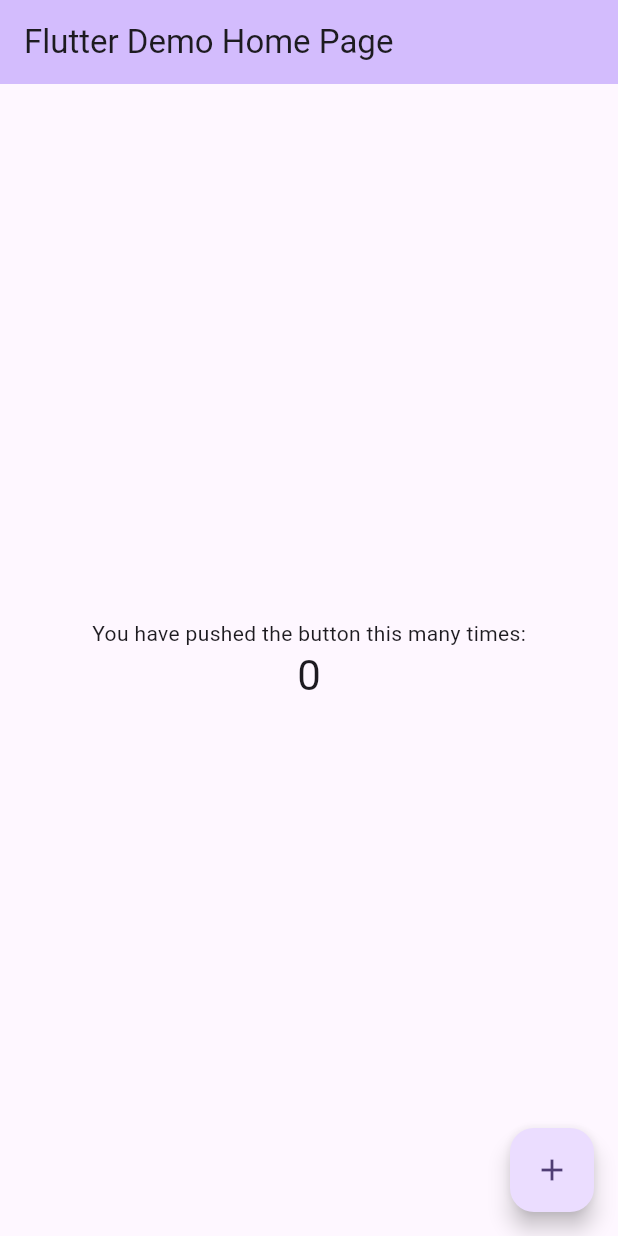
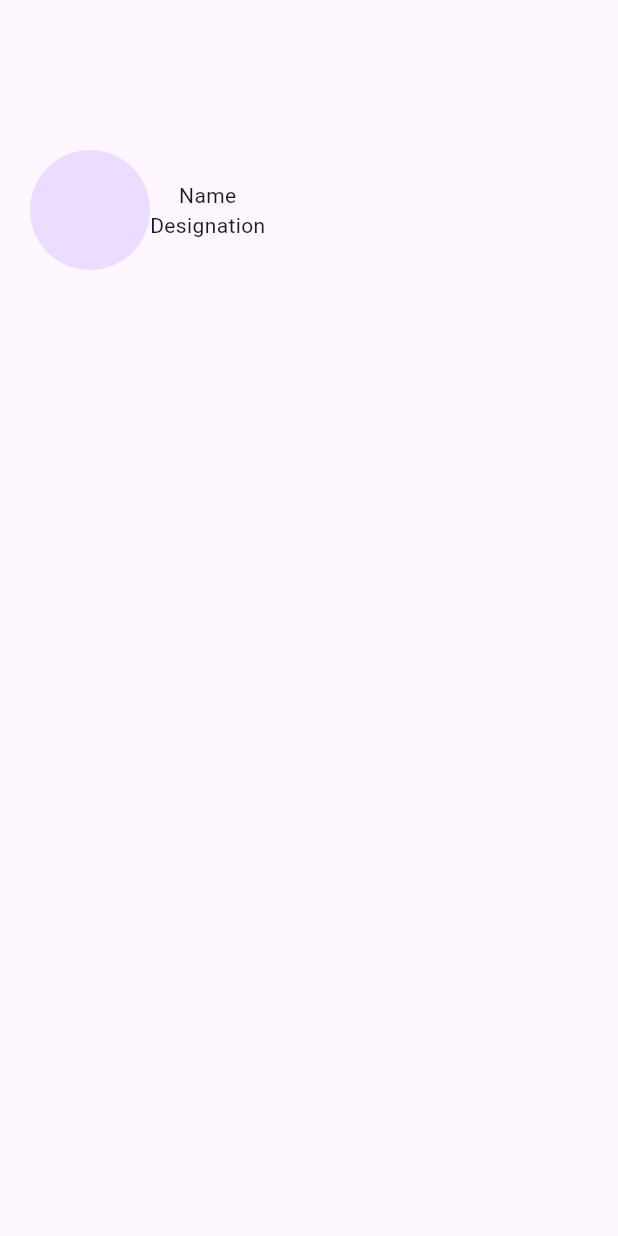
Before and after one commit to devenderbutani21/Portfolio-App, a Flutter app: the screen it shows after launch, on a phone screen of 412 x 824 dp. Run offline on Flutter 3.47's test engine with Material 3 defaults, Android fonts, the phone set to English and light mode, and no system bars.

Commit message:
Column and Row Setup

```diff
--- a/lib/main.dart
+++ b/lib/main.dart
@@ -7,81 +7,49 @@ void main() {
 class MyApp extends StatelessWidget {
   const MyApp({super.key});
 
-
   @override
   Widget build(BuildContext context) {
     return MaterialApp(
-      title: 'Flutter Demo',
+      debugShowCheckedModeBanner: false,
+      title: 'My Portfolio App',
       theme: ThemeData(
-
-
         colorScheme: ColorScheme.fromSeed(seedColor: Colors.deepPurple),
         useMaterial3: true,
       ),
-      home: const MyHomePage(title: 'Flutter Demo Home Page'),
+      home: const MyHomePage(),
     );
   }
 }
 
-class MyHomePage extends StatefulWidget {
-  const MyHomePage({super.key, required this.title});
-
-
-  final String title;
-
-  @override
-  State<MyHomePage> createState() => _MyHomePageState();
-}
-
-class _MyHomePageState extends State<MyHomePage> {
-  int _counter = 0;
-
-  void _incrementCounter() {
-    setState(() {
-      _counter++;
-    });
-  }
+class MyHomePage extends StatelessWidget {
+  const MyHomePage({super.key});
 
   @override
   Widget build(BuildContext context) {
-    return Scaffold(
-      appBar: AppBar(
-
-
-        backgroundColor: Theme
-            .of(context)
-            .colorScheme
-            .inversePrimary,
-
-
-        title: Text(widget.title),
-      ),
-      body: Center(
-
-
+    return const Scaffold(
+      body: Padding(
+        padding: EdgeInsets.only(
+          top: 100.0,
+          left: 20,
+        ),
         child: Column(
-
-
-          mainAxisAlignment: MainAxisAlignment.center,
-          children: <Widget>[
-            const Text(
-              'You have pushed the button this many times:',
-            ),
-            Text(
-              '$_counter',
-              style: Theme
-                  .of(context)
-                  .textTheme
-                  .headlineMedium,
+          children: [
+            Row(
+              children: [
+                CircleAvatar(
+                  radius: 40,
+                ),
+                Column(
+                  children: [
+                    Text("Name"),
+                    Text("Designation"),
+                  ],
+                ),
+              ],
             ),
           ],
         ),
       ),
-      floatingActionButton: FloatingActionButton(
-        onPressed: _incrementCounter,
-        tooltip: 'Increment',
-        child: const Icon(Icons.add),
-      ),
     );
   }
 }
```
